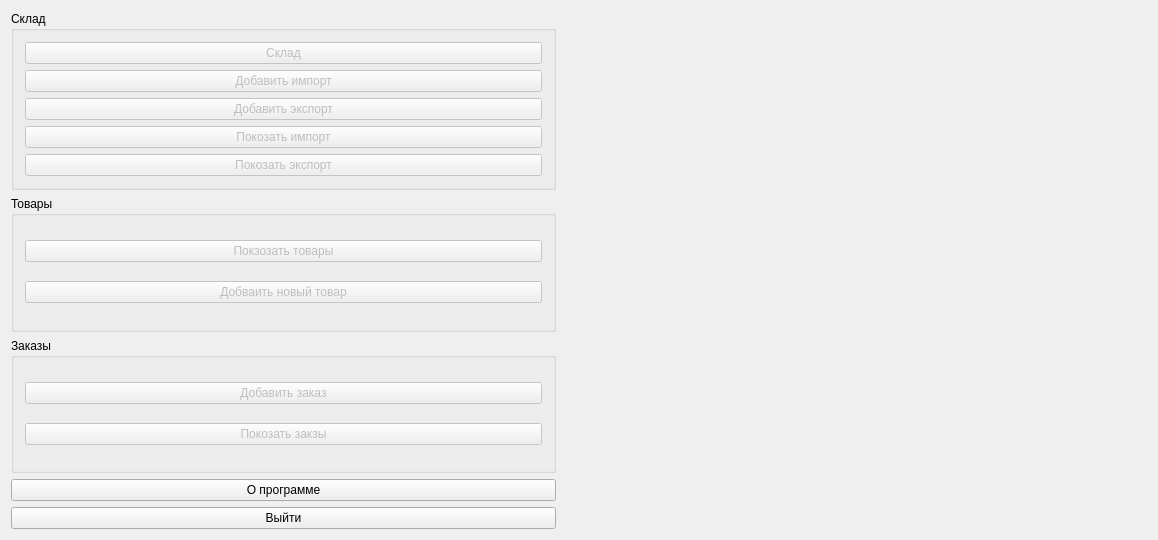
Above: nolcrm/MainWindow/MainWindow.ui from mpa-technology/nolcrm before the change. Below: the same form after it.
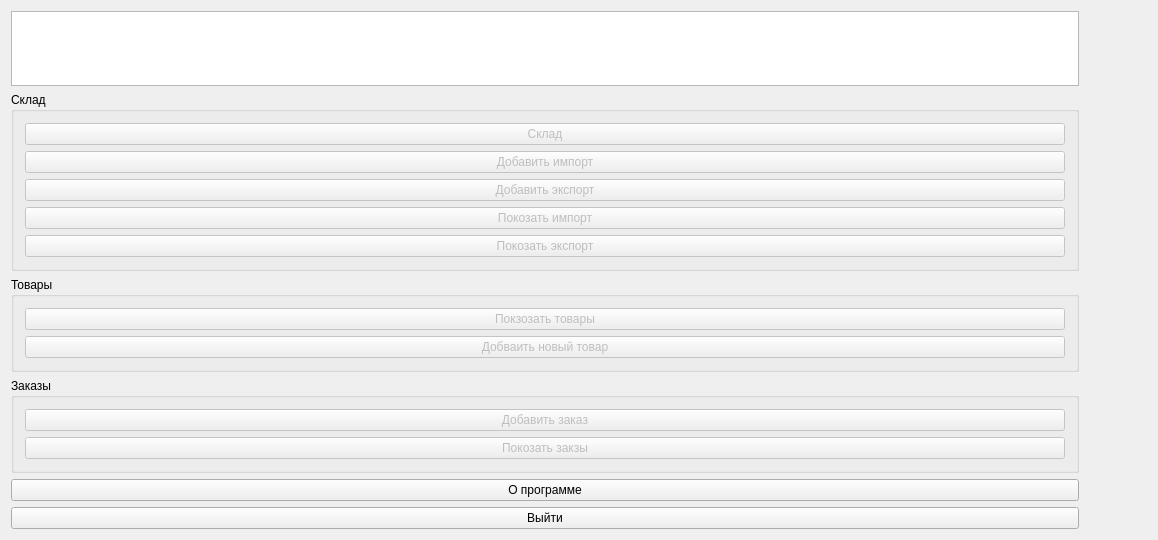
That is the form after the change.

The edit to the form file:
```diff
--- a/nolcrm/MainWindow/MainWindow.ui
+++ b/nolcrm/MainWindow/MainWindow.ui
@@ -17,6 +17,9 @@
    <layout class="QHBoxLayout" name="horizontalLayout">
     <item>
      <layout class="QVBoxLayout" name="verticalLayout">
+      <item>
+       <widget class="QTextBrowser" name="textBrowser"/>
+      </item>
       <item>
        <widget class="QGroupBox" name="groupBox_3">
         <property name="title">
```
